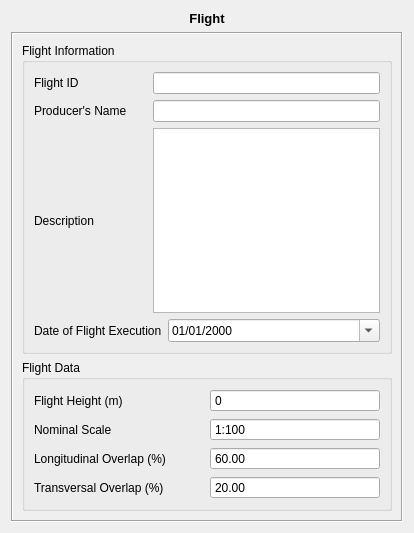
Qt form trunk/interface/project/FlightLayout.ui (e-foto/e-foto) before a commit.
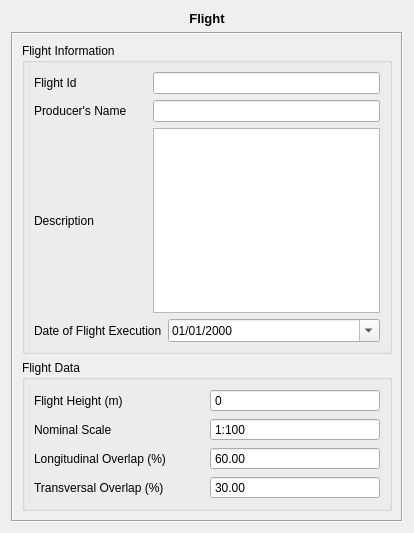
The same form after that commit.

```diff
--- a/trunk/interface/project/FlightLayout.ui
+++ b/trunk/interface/project/FlightLayout.ui
@@ -50,7 +50,7 @@
              <item>
               <widget class="QLabel" name="label_10">
                <property name="text">
-                <string>Flight ID</string>
+                <string>Flight Id</string>
                </property>
               </widget>
              </item>
@@ -251,7 +251,7 @@
                 <double>95.000000000000000</double>
                </property>
                <property name="value">
-                <double>20.000000000000000</double>
+                <double>30.000000000000000</double>
                </property>
               </widget>
              </item>
```
